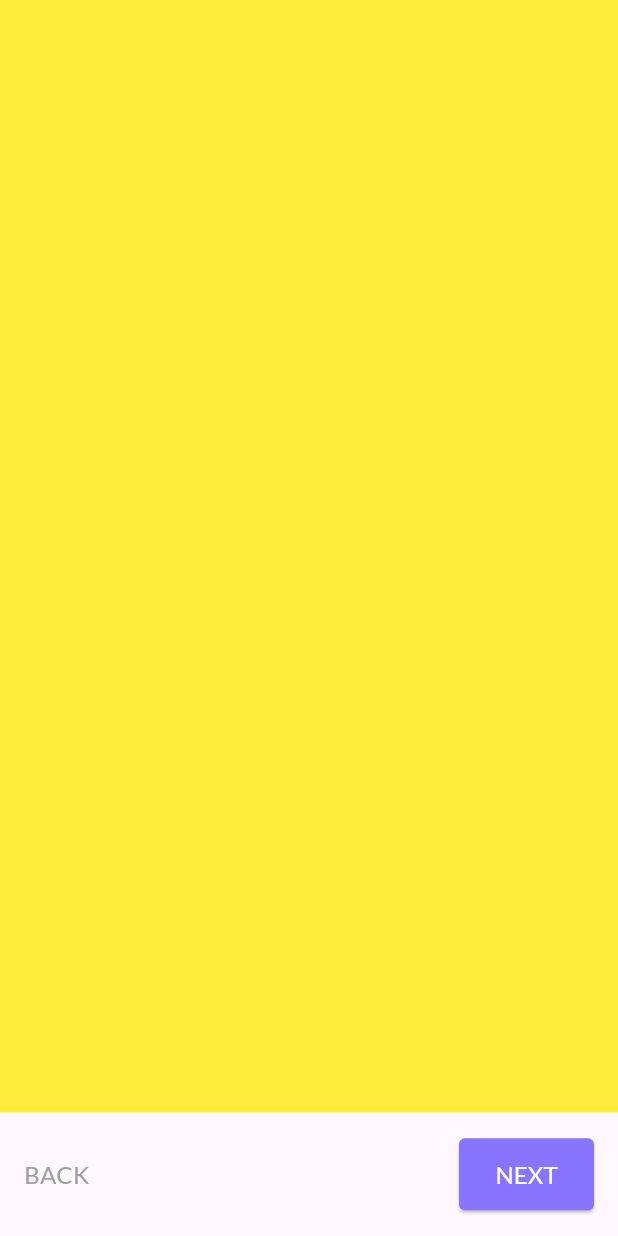
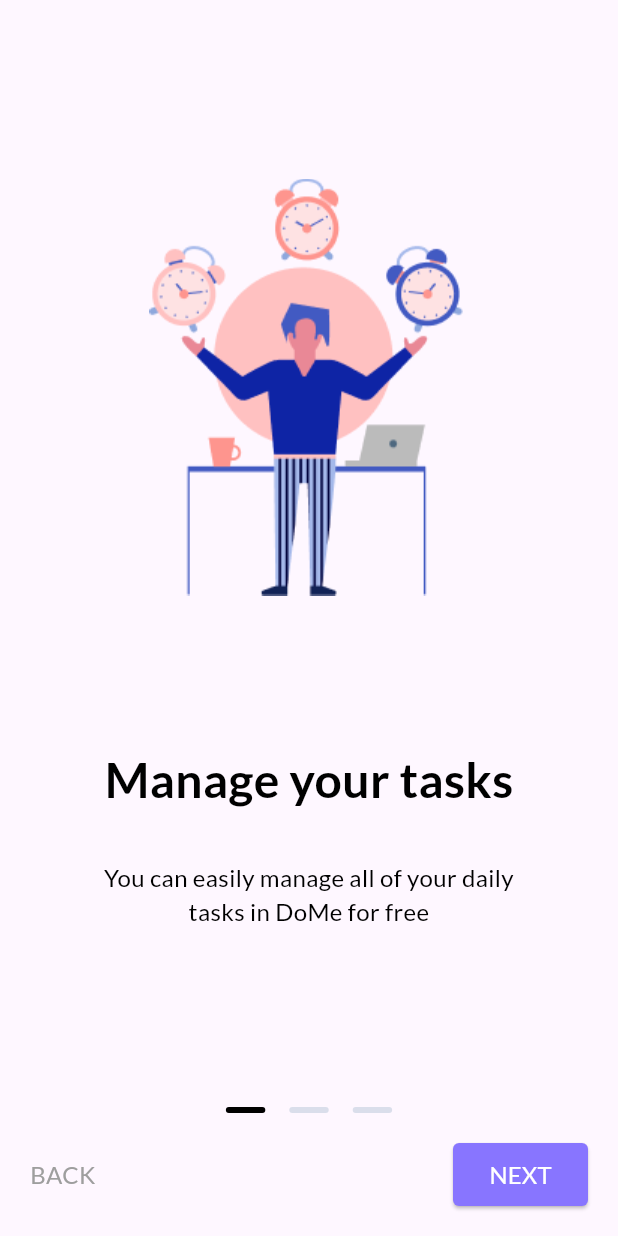
Before and after one commit to Iamgauravkanani/To-Do_App_sqlilte_Flutter, a Flutter app: the screen it shows after launch, on a phone screen of 412 x 824 dp. Run offline on Flutter 3.47's test engine with Material 3 defaults, Android fonts, the phone set to English and light mode, and no system bars; our stand-ins replace get, google_fonts, sqflite; accounts and stored records are empty.

Commit message:
itro screen and Splash Screen Completed

```diff
--- a/lib/main.dart
+++ b/lib/main.dart
@@ -2,13 +2,16 @@ import 'package:flutter/material.dart';
 import 'package:get/get.dart';
 import 'package:todo_app/screens/home/views/home.dart';
 import 'package:todo_app/screens/intro/views/intro.dart';
+import 'package:todo_app/screens/splash/views/splash.dart';
 
 void main() {
   runApp(
     GetMaterialApp(
       debugShowCheckedModeBanner: false,
       routes: {
-        '/': (ctx) => Intro(),
+        '/': (ctx) => const Splash(),
+        'intro': (ctx) => const Intro(),
+        'home': (ctx) => const Home(),
       },
     ),
   );
--- a/lib/screens/intro/views/intro.dart
+++ b/lib/screens/intro/views/intro.dart
@@ -1,5 +1,8 @@
 import 'package:flutter/material.dart';
 import 'package:google_fonts/google_fonts.dart';
+
+import '../../../utils/assets.dart';
+import '../../../utils/constant/constatnt.dart';
 
 class Intro extends StatefulWidget {
   const Intro({super.key});
@@ -9,38 +12,100 @@ class Intro extends StatefulWidget {
 }
 
 class _IntroState extends State<Intro> {
+  int selectedIndex = 0;
+  List pages = [
+    {
+      "img": Assets.path1,
+      'text_1': "Manage your tasks",
+      'text_2':
+          "You can easily manage all of your daily\ntasks in DoMe for free",
+    },
+    {
+      "img": Assets.path2,
+      'text_1': "Create daily routine",
+      'text_2':
+          "In Uptodo  you can create your\npersonalized routine to stay productive",
+    },
+    {
+      "img": Assets.path3,
+      'text_1': "Organize your tasks",
+      'text_2':
+          "You can organize your daily tasks by\nadding your tasks into separate categories",
+    },
+  ];
   @override
   Widget build(BuildContext context) {
     return Scaffold(
       body: Column(
         children: [
           Expanded(
-              flex: 9,
-              child: Container(
-                color: Colors.yellow,
-              )),
+            flex: 9,
+            child: PageView.builder(
+              itemCount: pages.length,
+              onPageChanged: (int page) {
+                setState(() {
+                  selectedIndex = page;
+                });
+              },
+              itemBuilder: (context, index) {
+                return Column(
+                  mainAxisAlignment: MainAxisAlignment.center,
+                  children: [
+                    Image.asset(pages[index]['img']),
+                    const SizedBox(
+                      height: 100,
+                    ),
+                    Text(
+                      "${pages[index]['text_1']}",
+                      style: Constant.myStyle(
+                        color: Colors.black,
+                        fontsize: 32,
+                        fontWeight: FontWeight.bold,
+                      ),
+                    ),
+                    const SizedBox(
+                      height: 30,
+                    ),
+                    Text(
+                      "${pages[index]['text_2']}",
+                      textAlign: TextAlign.center,
+                      style: Constant.myStyle(
+                        color: Colors.black,
+                      ),
+                    ),
+                  ],
+                );
+              },
+            ),
+          ),
+          Row(
+            mainAxisAlignment: MainAxisAlignment.center,
+            children: _buildPageIndicator(),
+          ),
           Expanded(
             child: Padding(
-              padding: const EdgeInsets.all(16.0),
+              padding: const EdgeInsets.all(20.0),
               child: Row(
                 mainAxisAlignment: MainAxisAlignment.spaceBetween,
                 children: [
                   Text(
                     "BACK",
-                    style: myStyle(color: Colors.grey),
+                    style: Constant.myStyle(color: Colors.grey),
                   ),
                   ElevatedButton(
-                    onPressed: () {},
-                    child: Text(
-                      'NEXT',
-                      style: myStyle(color: Colors.white),
-                    ),
+                    onPressed: () {
+                      Navigator.pushNamed(context, 'home');
+                    },
                     style: ElevatedButton.styleFrom(
-                        backgroundColor: Color(0xff8875FF),
-                        minimumSize: Size(90, 48),
+                        backgroundColor: const Color(0xff8875FF),
+                        minimumSize: const Size(90, 48),
                         shape: RoundedRectangleBorder(
                           borderRadius: BorderRadius.circular(4),
                         )),
+                    child: Text(
+                      'NEXT',
+                      style: Constant.myStyle(color: Colors.white),
+                    ),
                   )
                 ],
               ),
@@ -51,6 +116,24 @@ class _IntroState extends State<Intro> {
     );
   }
 
-  TextStyle myStyle({Color color = Colors.black}) =>
-      GoogleFonts.lato(fontSize: 16, color: color);
+  Widget _indicator(bool isActive) {
+    return Container(
+      margin: const EdgeInsets.symmetric(horizontal: 8.0),
+      height: 4.0,
+      width: 26.28,
+      decoration: BoxDecoration(
+        borderRadius: BorderRadius.circular(5),
+        // shape: BoxShape.circle,
+        color: isActive ? Colors.black : const Color(0XFFDADEEB),
+      ),
+    );
+  }
+
+  List<Widget> _buildPageIndicator() {
+    List<Widget> list = [];
+    for (int i = 0; i < pages.length; i++) {
+      list.add(i == selectedIndex ? _indicator(true) : _indicator(false));
+    }
+    return list;
+  }
 }
--- /dev/null
+++ b/lib/utils/assets.dart
@@ -0,0 +1,8 @@
+class Assets {
+  static String path = 'asset';
+
+  static String path1 = "asset/1.png";
+  static String path2 = "asset/2.png";
+  static String path3 = "asset/3.png";
+  static String splash = "asset/4.png";
+}
--- /dev/null
+++ b/lib/utils/constant/constatnt.dart
@@ -0,0 +1,14 @@
+import 'package:flutter/material.dart';
+import 'package:google_fonts/google_fonts.dart';
+
+class Constant {
+  static Color white = Colors.white;
+  static Color black = Colors.black;
+
+  static TextStyle myStyle(
+          {Color color = Colors.black,
+          double fontsize = 16,
+          FontWeight fontWeight = FontWeight.normal}) =>
+      GoogleFonts.lato(
+          fontSize: fontsize, color: color, fontWeight: fontWeight);
+}
--- a/pubspec.yaml
+++ b/pubspec.yaml
@@ -63,8 +63,8 @@ flutter:
   uses-material-design: true
 
   # To add assets to your application, add an assets section, like this:
-  # assets:
-  #   - images/a_dot_burr.jpeg
+  assets:
+    - asset/
   #   - images/a_dot_ham.jpeg
 
   # An image asset can refer to one or more resolution-specific "variants", see
```
Also changed, not shown: lib/screens/home/views/home.dart (+10 -2 lines), lib/screens/splash/views/splash.dart (added, +35 -0 lines), asset/1.png (added), asset/2.png (added), asset/3.png (added), asset/4.png (added), 6 other files.
